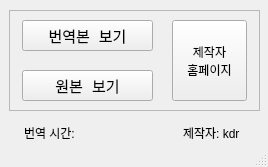
The window that UI_MAIN.ui (kdrkdrkdr/EhndWebTranslate) describes before a commit, drawn with Qt 5.
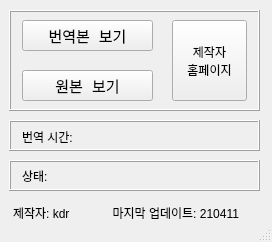
The same window after the commit.

```diff
--- a/UI_MAIN.ui
+++ b/UI_MAIN.ui
@@ -9,8 +9,8 @@
    <rect>
     <x>0</x>
     <y>0</y>
-    <width>268</width>
-    <height>167</height>
+    <width>272</width>
+    <height>242</height>
    </rect>
   </property>
   <property name="minimumSize">
@@ -21,53 +21,14 @@
   </property>
   <property name="maximumSize">
    <size>
-    <width>268</width>
-    <height>174</height>
+    <width>16777215</width>
+    <height>16777215</height>
    </size>
   </property>
   <property name="windowTitle">
    <string>Ehnd 웹 번역</string>
   </property>
   <widget class="QWidget" name="centralwidget">
-   <widget class="QLabel" name="trans_time">
-    <property name="geometry">
-     <rect>
-      <x>24</x>
-      <y>117</y>
-      <width>61</width>
-      <height>31</height>
-     </rect>
-    </property>
-    <property name="text">
-     <string>번역 시간:</string>
-    </property>
-   </widget>
-   <widget class="QLabel" name="sec">
-    <property name="geometry">
-     <rect>
-      <x>83</x>
-      <y>117</y>
-      <width>91</width>
-      <height>31</height>
-     </rect>
-    </property>
-    <property name="text">
-     <string/>
-    </property>
-   </widget>
-   <widget class="QLabel" name="dev_info">
-    <property name="geometry">
-     <rect>
-      <x>183</x>
-      <y>117</y>
-      <width>71</width>
-      <height>31</height>
-     </rect>
-    </property>
-    <property name="text">
-     <string>제작자: kdr</string>
-    </property>
-   </widget>
    <widget class="QFrame" name="btnFrame">
     <property name="geometry">
      <rect>
@@ -78,7 +39,7 @@
      </rect>
     </property>
     <property name="frameShape">
-     <enum>QFrame::StyledPanel</enum>
+     <enum>QFrame::Box</enum>
     </property>
     <property name="frameShadow">
      <enum>QFrame::Raised</enum>
@@ -140,6 +101,103 @@
      </property>
     </widget>
    </widget>
+   <widget class="QFrame" name="timeFrame">
+    <property name="geometry">
+     <rect>
+      <x>9</x>
+      <y>120</y>
+      <width>251</width>
+      <height>31</height>
+     </rect>
+    </property>
+    <property name="frameShape">
+     <enum>QFrame::Box</enum>
+    </property>
+    <property name="frameShadow">
+     <enum>QFrame::Raised</enum>
+    </property>
+    <widget class="QLabel" name="sec">
+     <property name="geometry">
+      <rect>
+       <x>83</x>
+       <y>1</y>
+       <width>81</width>
+       <height>31</height>
+      </rect>
+     </property>
+     <property name="text">
+      <string/>
+     </property>
+    </widget>
+    <widget class="QLabel" name="trans_time">
+     <property name="geometry">
+      <rect>
+       <x>13</x>
+       <y>1</y>
+       <width>61</width>
+       <height>31</height>
+      </rect>
+     </property>
+     <property name="text">
+      <string>번역 시간:</string>
+     </property>
+    </widget>
+   </widget>
+   <widget class="QFrame" name="frame">
+    <property name="geometry">
+     <rect>
+      <x>9</x>
+      <y>160</y>
+      <width>251</width>
+      <height>31</height>
+     </rect>
+    </property>
+    <property name="frameShape">
+     <enum>QFrame::Box</enum>
+    </property>
+    <property name="frameShadow">
+     <enum>QFrame::Raised</enum>
+    </property>
+    <widget class="QLabel" name="show_status">
+     <property name="geometry">
+      <rect>
+       <x>50</x>
+       <y>8</y>
+       <width>191</width>
+       <height>16</height>
+      </rect>
+     </property>
+     <property name="text">
+      <string/>
+     </property>
+    </widget>
+    <widget class="QLabel" name="status_lbl">
+     <property name="geometry">
+      <rect>
+       <x>13</x>
+       <y>8</y>
+       <width>31</width>
+       <height>16</height>
+      </rect>
+     </property>
+     <property name="text">
+      <string>상태: </string>
+     </property>
+    </widget>
+   </widget>
+   <widget class="QLabel" name="dev_info">
+    <property name="geometry">
+     <rect>
+      <x>13</x>
+      <y>202</y>
+      <width>251</width>
+      <height>21</height>
+     </rect>
+    </property>
+    <property name="text">
+     <string>제작자: kdr             마지막 업데이트: 210411</string>
+    </property>
+   </widget>
   </widget>
   <widget class="QStatusBar" name="statusbar"/>
  </widget>
```
